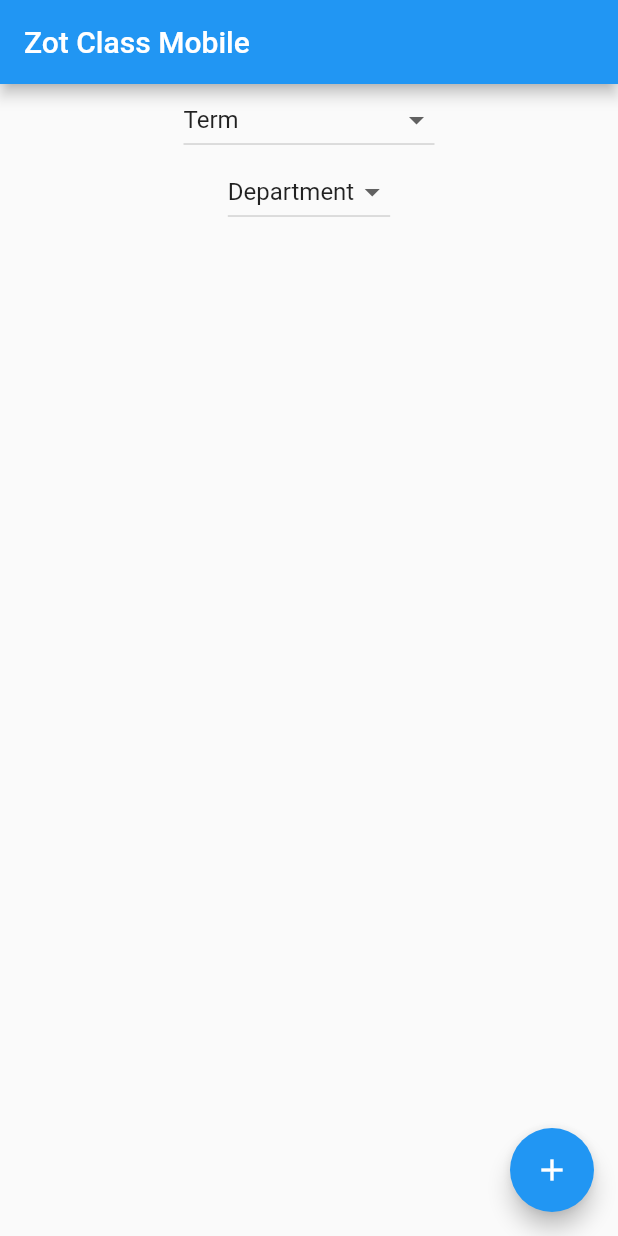
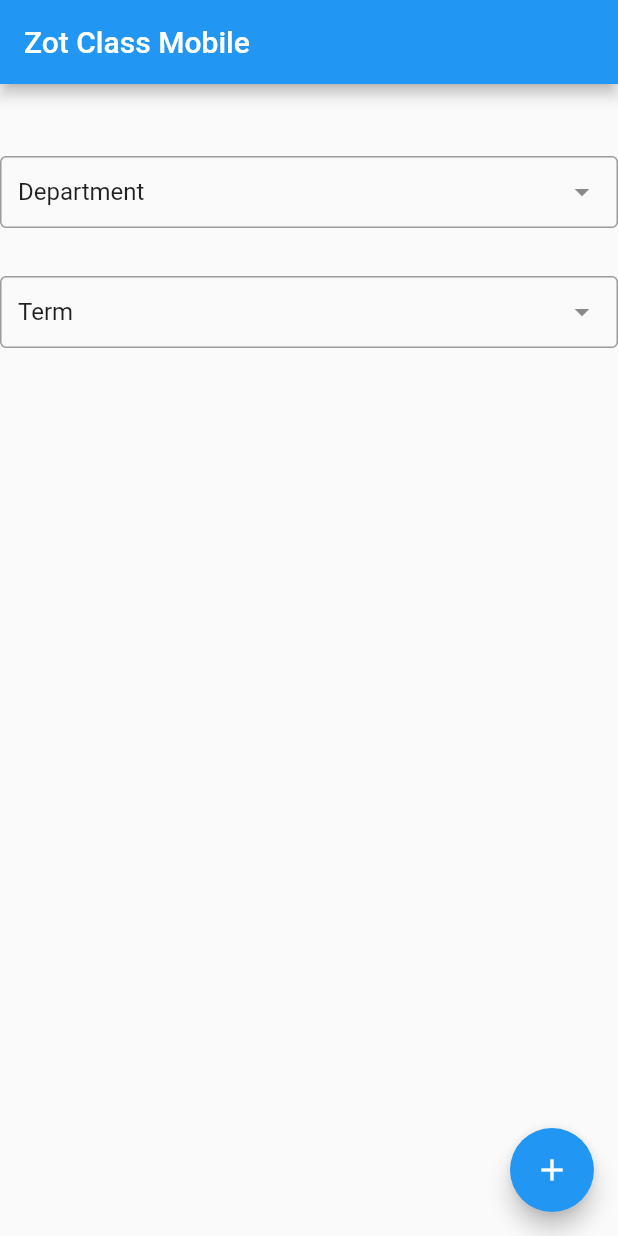
Before and after one commit to jwmason/ZotClassMobile, a Flutter app: the screen it shows after launch, on a phone screen of 412 x 824 dp. Run offline on Flutter 3.47's test engine with Material 2 defaults, Android fonts, the phone set to English and light mode, and no system bars; drawn by our look-alikes of dropdown_search.

Commit message:
change dropdown type

```diff
--- a/zot_class_mobile/lib/main.dart
+++ b/zot_class_mobile/lib/main.dart
@@ -1,4 +1,5 @@
 import 'package:flutter/material.dart';
+import 'package:dropdown_search/dropdown_search.dart';
 
 void main() {
   runApp(const MyApp());
@@ -55,26 +56,6 @@ class MyHomePage extends StatefulWidget {
 //   _DropdownItemState createState() => _DropdownItemState();
 // }
 
-// Dropdown for Term
-
-    List<DropdownMenuItem<String>> get dropdownTermItems{
-        List<String> strings = ["Term", "2023 Winter Quarter", "2023 Fall Quarter", "2023 Spring Quarter"];
-  List<DropdownMenuItem<String>> menuItems = [];
-  for(var i = 0; i < strings.length; i++){
-        menuItems.add(DropdownMenuItem(value: strings[i], child: Text(strings[i])));
-    }
-  return menuItems;
-}
-
-// Dropdown for Dep
-List<DropdownMenuItem<String>> get dropdownDepItems{
-  List<String> strings = ["Department", "ICS", "ART", "WRITING", "MATH", "EECS", "DANCE", "DRAMA", "POLISCI"];
-  List<DropdownMenuItem<String>> menuItems = [];
-  for(var i = 0; i < strings.length; i++){
-        menuItems.add(DropdownMenuItem(value: strings[i], child: Text(strings[i])));
-    }
-  return menuItems;
-}
 
 // Dropdown for CC
 // List<DropdownMenuItem<String>> get dropdownCCItems{
@@ -148,42 +129,24 @@ class _MyHomePageState extends State<MyHomePage> {
 
           mainAxisAlignment: MainAxisAlignment.start,
           children: <Widget>[
-            DropdownButton(
-            value: selectedValueTerm,
-            items: dropdownTermItems,
-            onChanged: (String? newValue){
-                setState(() {
-                  selectedValueTerm = newValue!;
-                });
-              }
+            const Text('\n\n'),
+            DropdownSearch<String>(
+                popupProps: const PopupProps.menu(
+                    showSelectedItems: true,
+                ),
+                items: const ["Department", "ICS", "ART", "WRITING", "MATH", "EECS", "DANCE", "DRAMA", "POLISCI"],
+                onChanged: print,
+                selectedItem: "Department",
             ),
-            DropdownButton(
-            value: selectedValueDep,
-            items: dropdownDepItems,
-            onChanged: (String? newValue){
-                setState(() {
-                  selectedValueDep = newValue!;
-                });
-              }
+            const Text('\n'),
+            DropdownSearch<String>(
+                popupProps: const PopupProps.menu(
+                    showSelectedItems: true,
+                ),
+                items: const ["Term", "2023 Winter Quarter", "2023 Fall Quarter", "2023 Spring Quarter"],
+                onChanged: print,
+                selectedItem: "Term",
             ),
-            //             DropdownButton(
-            // value: selectedValueCC,
-            // items: dropdownItems,
-            // onChanged: (String? newValue){
-            //     setState(() {
-            //       selectedValueTerm = newValue!;
-            //     });
-            //   }
-            // ),
-            // DropdownButton(
-            // value: selectedValueCT,
-            // items: dropdownItems,
-            // onChanged: (String? newValue){
-            //     setState(() {
-            //       selectedValueCT = newValue!;
-            //     });
-            //   }
-            // ),
           ],
         ),
       ),
--- a/zot_class_mobile/pubspec.yaml
+++ b/zot_class_mobile/pubspec.yaml
@@ -36,6 +36,7 @@ dependencies:
   # The following adds the Cupertino Icons font to your application.
   # Use with the CupertinoIcons class for iOS style icons.
   cupertino_icons: ^1.0.2
+  dropdown_search: ^5.0.3
 
 dev_dependencies:
   flutter_test:
```
Also changed, not shown: zot_class_mobile/pubspec.lock.
